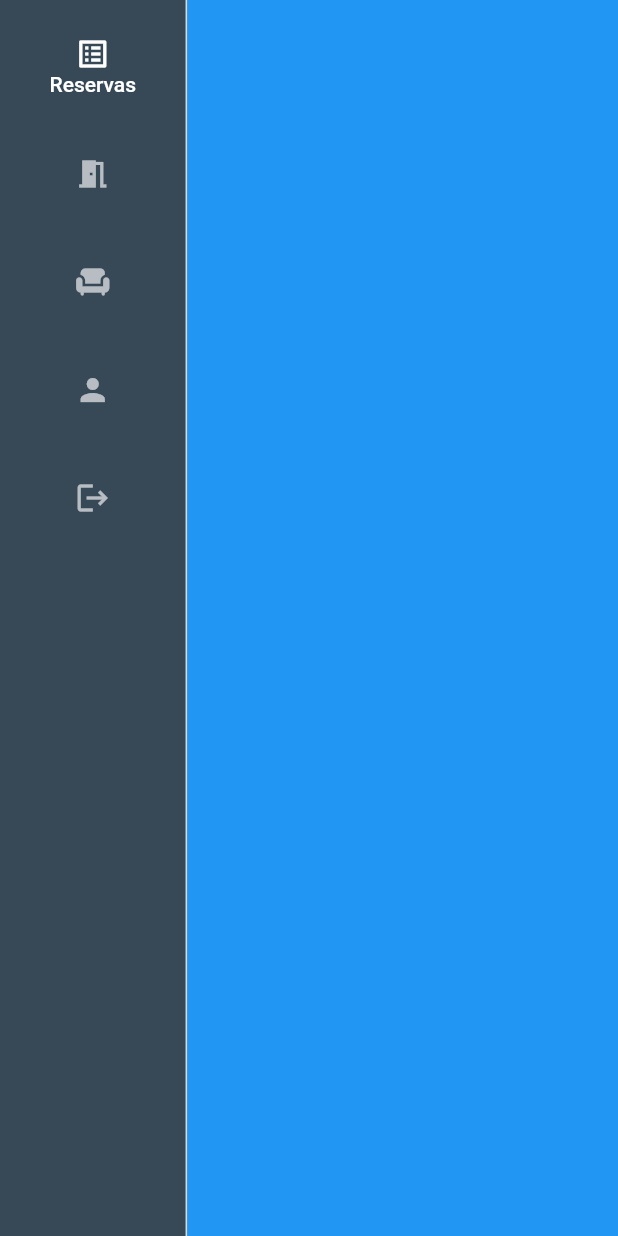
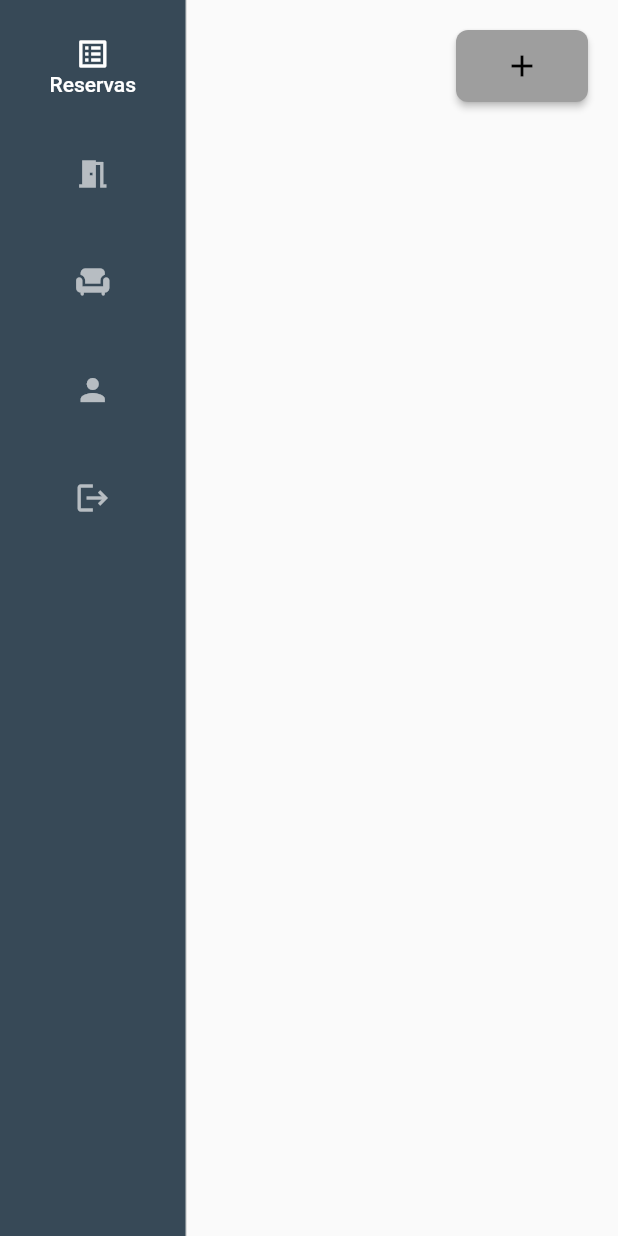
Before and after one commit to brunoggomide/workhub_web, a Flutter app: the screen it shows after launch, swiped to page 3, on a phone screen of 412 x 824 dp. Run offline on Flutter 3.47's test engine with Material 2 defaults, Android fonts, the light colour scheme and no system bars; our stand-ins replace animated_text_kit, cloud_firestore, firebase_auth, firebase_core, image_picker, mask_text_input_formatter and 1 more; accounts and stored records are empty.

Commit message:
Correção de navegação

```diff
--- a/lib/src/views/base/sideBar.dart
+++ b/lib/src/views/base/sideBar.dart
@@ -91,11 +91,8 @@ class _BaseScreenState extends State<BaseScreen> {
                     children: [
                       ReservationsPage(pageController: pageController),
                       MeetingRoomsPage(pageController: pageController),
+                      Desks(),
                       Container(color: Colors.blue),
-                      Container(color: Colors.red),
-                      Container(color: Colors.yellow),
-                      Desks(),
-                      Container(color: Colors.green),
                       ReservationsCalendarPage(pageController: pageController),
                       AddMeetingRoomPage(pageController: pageController),
                     ]),
```
